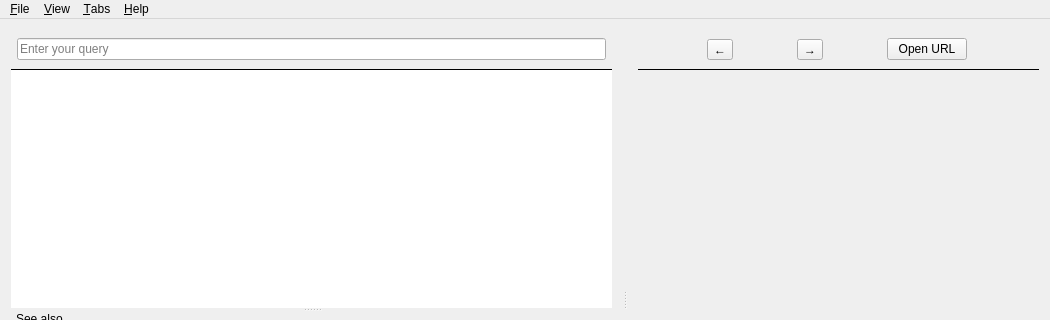
Qt form src/ui/forms/mainwindow.ui (zealdocs/zeal) before a commit; both pictures show x 0 to 1050 and y 0 to 320 of the 1050 by 579 pixel window.
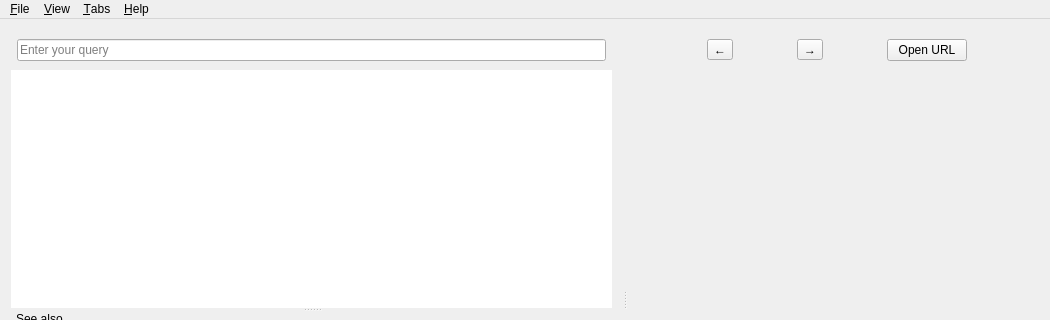
The same form after that commit. Custom widgets are drawn as their Qt base class.

Commit message: ui: Replace styled QFrame with a simple toolbar widget

```diff
--- a/src/ui/forms/mainwindow.ui
+++ b/src/ui/forms/mainwindow.ui
@@ -13,16 +13,6 @@
   <property name="windowTitle">
    <string>Zeal</string>
   </property>
-  <property name="styleSheet">
-   <string notr="true">
-QFrame#searchEditFrame, QFrame#tabBarFrame {
-    border-top: none;
-    border-right: none;
-    border-bottom: 1px solid black;
-    border-left: none;
-}
-</string>
-  </property>
   <widget class="QWidget" name="centralWidget">
    <layout class="QGridLayout" name="gridLayout">
     <property name="leftMargin">
@@ -45,7 +35,7 @@
          <number>0</number>
         </property>
         <item>
-         <widget class="QFrame" name="searchEditFrame">
+         <widget class="ToolBarFrame" name="searchEditWidget" native="true">
           <property name="minimumSize">
            <size>
             <width>0</width>
@@ -55,7 +45,7 @@
           <property name="styleSheet">
            <string notr="true"/>
           </property>
-          <layout class="QVBoxLayout" name="searchToolbar">
+          <layout class="QVBoxLayout" name="searchToolBarFrame">
            <property name="leftMargin">
             <number>6</number>
            </property>
@@ -154,7 +144,7 @@
          <number>0</number>
         </property>
         <item>
-         <widget class="QFrame" name="tabBarFrame">
+         <widget class="ToolBarFrame" name="navigationBar" native="true">
           <property name="minimumSize">
            <size>
             <width>0</width>
@@ -347,6 +337,12 @@
    <header>ui/widgets/searchablewebview.h</header>
    <container>1</container>
   </customwidget>
+  <customwidget>
+   <class>ToolBarFrame</class>
+   <extends>QWidget</extends>
+   <header>ui/widgets/toolbarframe.h</header>
+   <container>1</container>
+  </customwidget>
  </customwidgets>
  <resources/>
  <connections/>
```
Left out of the diff: 2 changed lines with no effect on the pictures. The commit also changes 3 other files.
